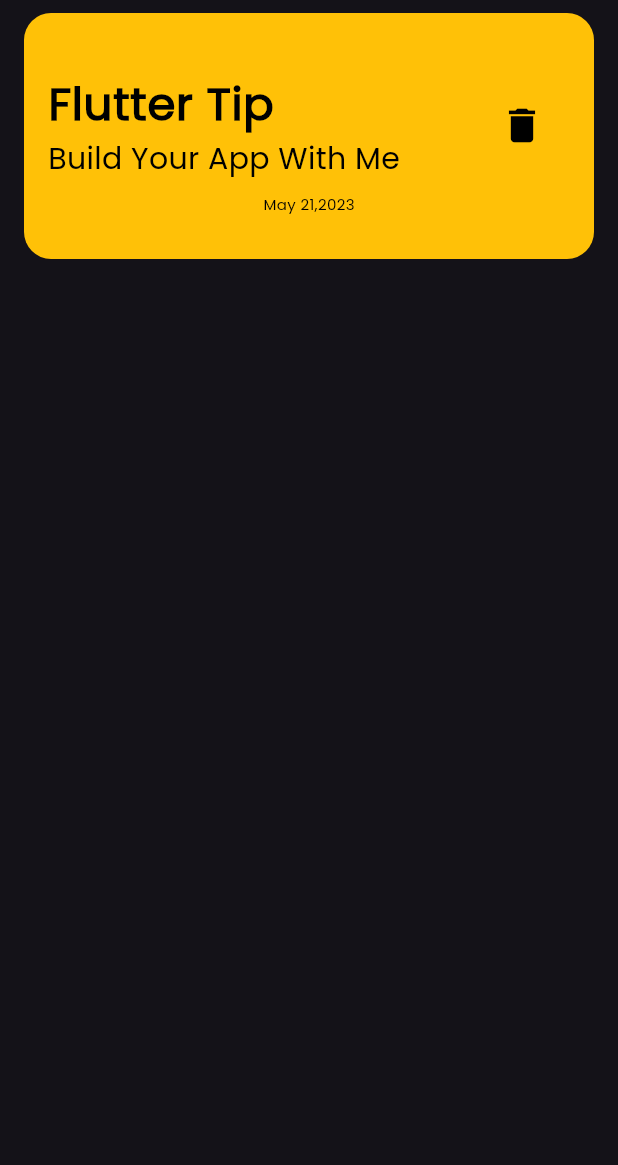
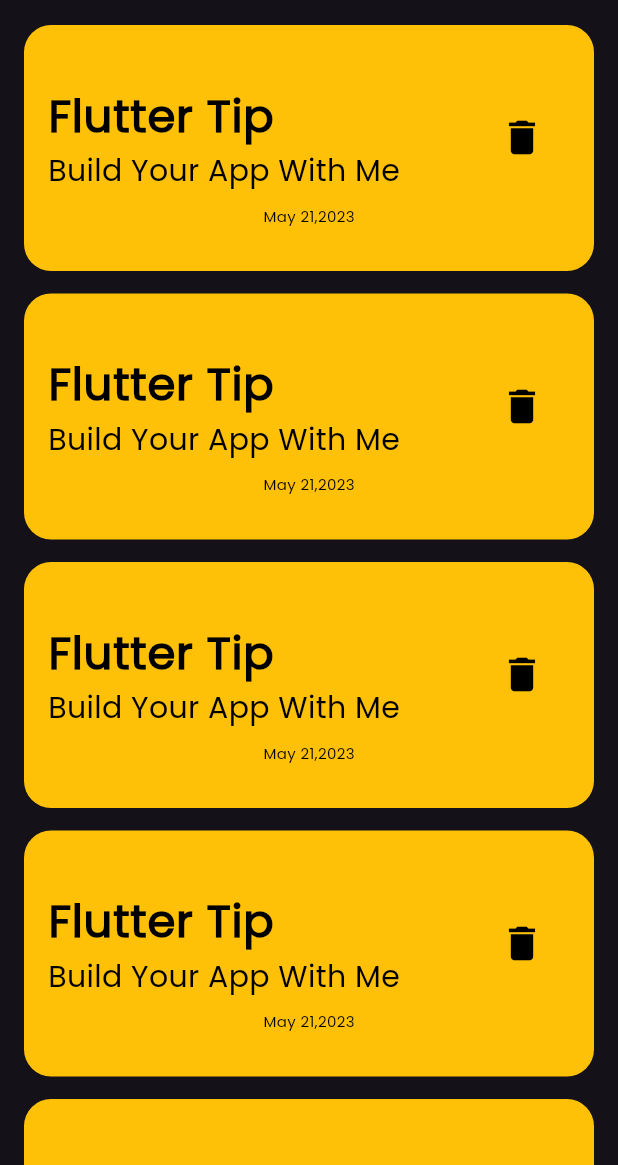
Before and after one commit to MahmoudHassan2505/Notes-App, a Flutter app: the screen it shows after launch, on a phone screen of 412 x 824 dp, the part 71-1236 px from its top. Run offline on Flutter 3.47's test engine with Material 3 defaults, Android fonts, the phone set to English and light mode, and no system bars.

Commit message:
change List view to Listview.builder

```diff
--- a/lib/widgets/home_page_body.dart
+++ b/lib/widgets/home_page_body.dart
@@ -8,8 +8,9 @@ class HomePageBody extends StatelessWidget {
   Widget build(BuildContext context) {
     return Padding(
       padding: const EdgeInsets.symmetric(horizontal: 16),
-      child: ListView(
-        children: [Note()],
+      child: ListView.builder(
+        itemCount: 10,
+        itemBuilder: ((context, index) => Note()),
       ),
     );
   }
--- a/lib/widgets/note.dart
+++ b/lib/widgets/note.dart
@@ -6,6 +6,7 @@ class Note extends StatelessWidget {
   @override
   Widget build(BuildContext context) {
     return Container(
+      margin: EdgeInsets.only(bottom: 7, top: 8),
       padding: EdgeInsets.symmetric(vertical: 30),
       decoration: BoxDecoration(
         color: Colors.amber,
@@ -54,3 +55,4 @@ class Note extends StatelessWidget {
 
 //محطش ارتفاع للكونتينر علشان لو الويدجيت الي جوه كبرت الشكل هيضرب
 //علشان كده استخدم باددنج
+//ُExpanded widget: بخلي الويدجيت تاخد المساحه المتاحه ليها
```
